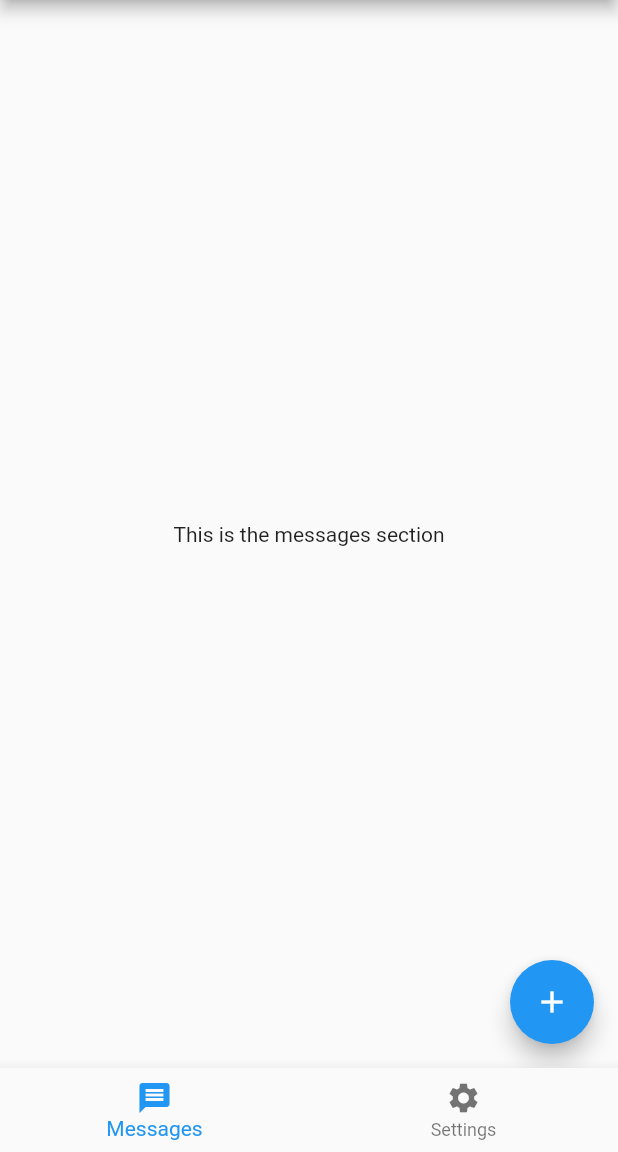
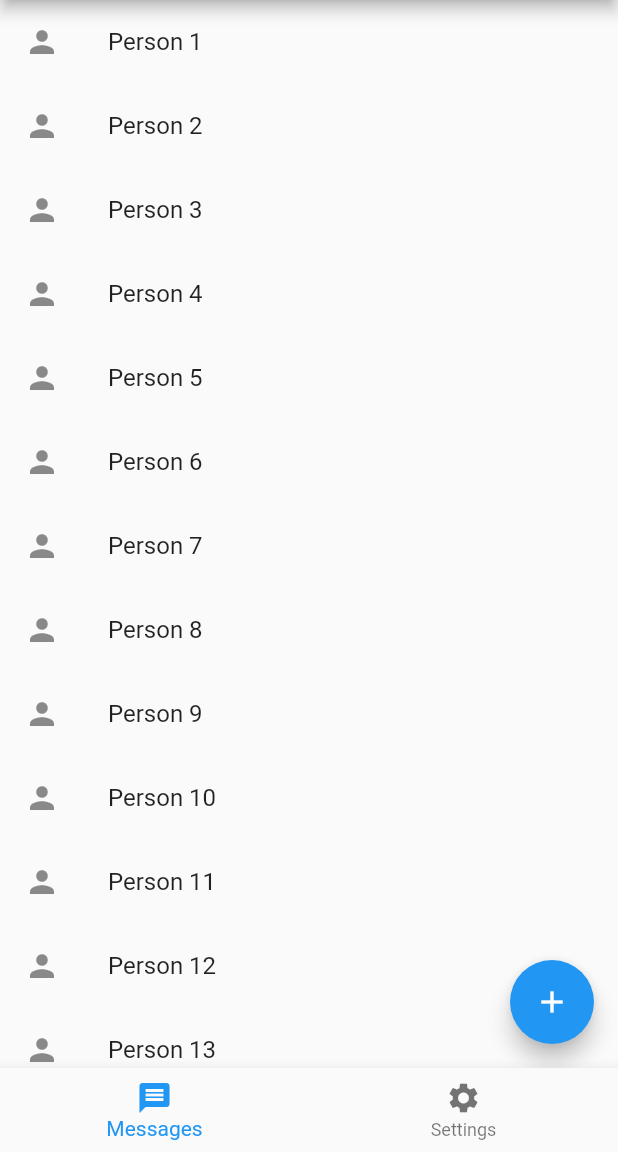
Before and after one commit to mzyzc/echo_client, a Flutter app: the screen it shows after launch, on a phone screen of 412 x 824 dp, the part 84-1236 px from its top. Run offline on Flutter 3.47's test engine with Material 2 defaults, Android fonts, the phone set to English and light mode, and no system bars.

Commit message:
UI now includes a list of example contacts

```diff
--- a/lib/main.dart
+++ b/lib/main.dart
@@ -67,12 +67,29 @@ class _HomePageState extends State<HomePage> {
   }
 }
 
+class ContactsList extends StatelessWidget {
+  @override
+  Widget build(BuildContext context) {
+    return Scrollbar(
+      child: ListView.builder(
+          itemCount: 100,
+          itemBuilder: (context, index) {
+            return ListTile(
+              leading: Icon(Icons.person),
+              title: Text('Person ${index + 1}'),
+            );
+          }
+      ),
+    );
+  }
+}
+
 class MessagesPage extends StatelessWidget {
   @override
   Widget build(BuildContext context) {
     return Scaffold(
       body: Center(
-        child: Text('This is the messages section'),
+        child: ContactsList(),
       ),
       floatingActionButton: FloatingActionButton(
         onPressed: _noticeClick,
```
